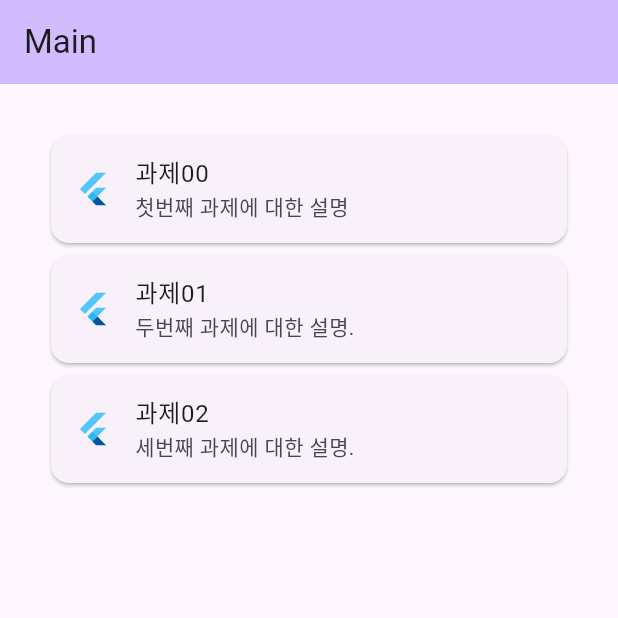
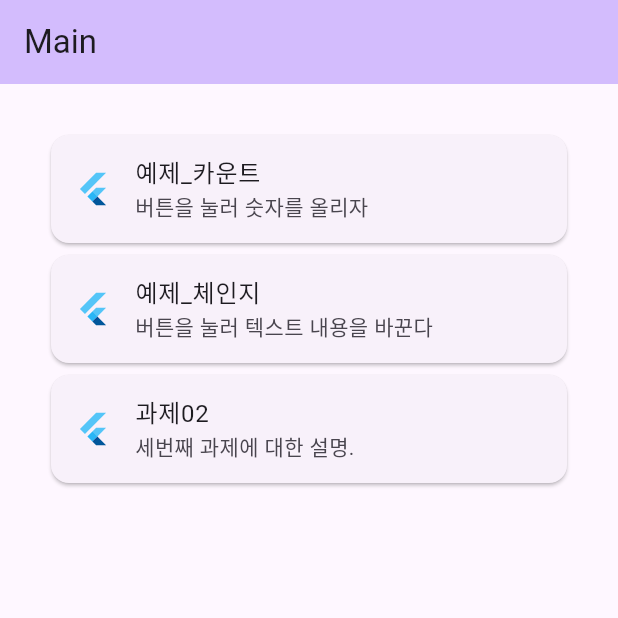
Before and after one commit to junselee42/flutter_study, a Flutter app: the screen it shows after launch, on a phone screen of 412 x 824 dp, the top half of it. Run offline on Flutter 3.47's test engine with Material 2 defaults, Android fonts, the phone set to English and light mode, and no system bars.

Commit message:
update: updated ex01

```diff
--- a/lib/main.dart
+++ b/lib/main.dart
@@ -55,8 +55,8 @@ class _MyHomePageState extends State<MyHomePage> {
           Card(
             child: ListTile(
               leading: FlutterLogo(),
-              title: Text('과제00'),
-              subtitle: Text('첫번째 과제에 대한 설명'),
+              title: Text('예제_카운트'),
+              subtitle: Text('버튼을 눌러 숫자를 올리자'),
               hoverColor: Colors.purple,
               onTap: (){
                 Navigator.of(context).pushNamed('/first');
@@ -66,8 +66,8 @@ class _MyHomePageState extends State<MyHomePage> {
           Card(
             child: ListTile(
               leading: FlutterLogo(),
-              title: Text('과제01'),
-              subtitle: Text('두번째 과제에 대한 설명.'),
+              title: Text('예제_체인지'),
+              subtitle: Text('버튼을 눌러 텍스트 내용을 바꾼다'),
               hoverColor: Colors.purple,
               onTap: (){
                 Navigator.of(context).pushNamed('/second');
```
Also changed, not shown: lib/router/pages/two.dart (+26 -1 lines).
